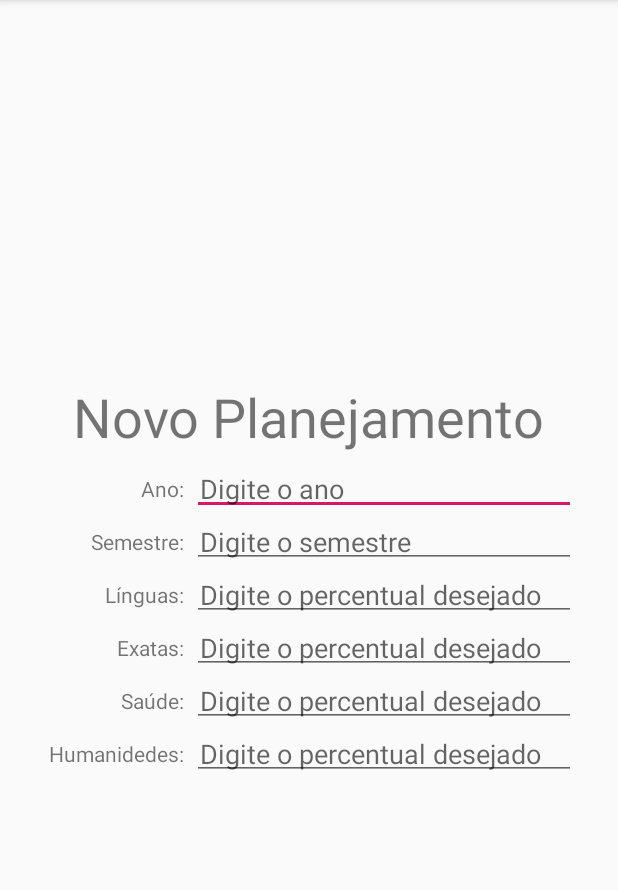
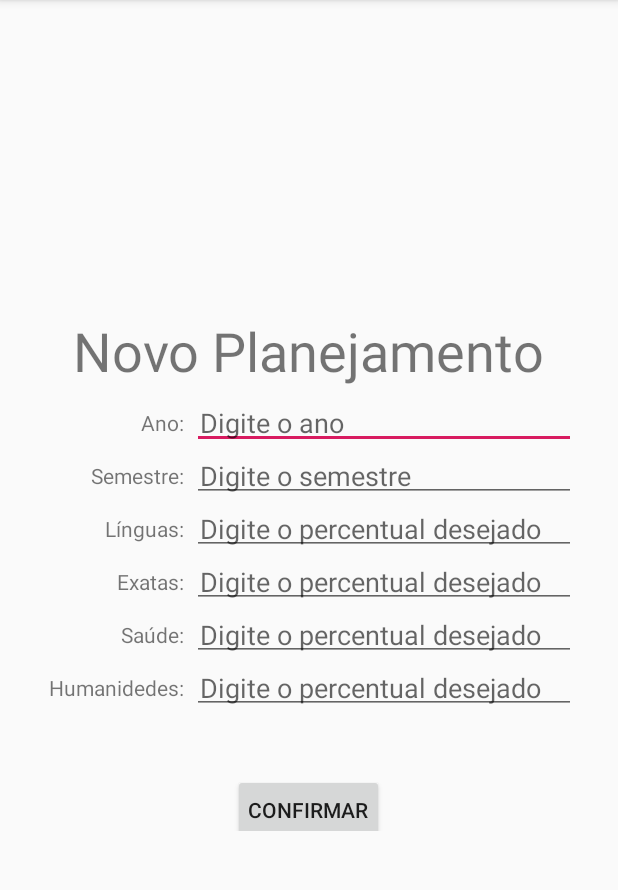
Before and after one commit to ufjf-dcc196/2019-1-dcc196-trb1-lucasmargato, an Android app: the screen it shows after launch (NovoPlanejamentoActivity), after a tap on "NOVO PLANEJAMENTO", on a phone screen of 412 x 824 dp, the part 84-974 px from its top. Run offline under Robolectric (Android 15) with nearby library versions, the phone set to English and light mode, and no system bars.

Commit message:
Layout melhorado;

```diff
--- a/app/src/main/java/br/ufjf/a2019_1_dcc196_trb1_lucasmargato/NovoPlanejamentoActivity.java
+++ b/app/src/main/java/br/ufjf/a2019_1_dcc196_trb1_lucasmargato/NovoPlanejamentoActivity.java
@@ -1,13 +1,45 @@
 package br.ufjf.a2019_1_dcc196_trb1_lucasmargato;
 
+import android.content.Intent;
 import android.support.v7.app.AppCompatActivity;
 import android.os.Bundle;
+import android.view.View;
+import android.widget.Button;
+import android.widget.EditText;
 
 public class NovoPlanejamentoActivity extends AppCompatActivity {
-
     @Override
     protected void onCreate(Bundle savedInstanceState) {
         super.onCreate(savedInstanceState);
         setContentView(R.layout.activity_novo_planejamento);
+
+        final EditText ano = findViewById(R.id.editNovoAno);
+        final EditText semestre = findViewById(R.id.editNovoSemestre);
+        final EditText linguas = findViewById(R.id.editNovoLinguas);
+        final EditText exatas = findViewById(R.id.editNovoExatas);
+        final EditText saude = findViewById(R.id.editNovoSaude);
+        final EditText humanidades = findViewById(R.id.editNovoHumanidades);
+        Button btnConfirmar = findViewById(R.id.buttonNovoConfirma);
+
+        btnConfirmar.setOnClickListener(new View.OnClickListener() {
+            @Override
+            public void onClick(View v) {
+                Intent resultado = new Intent();
+                Planejamento p = new Planejamento(
+                        Integer.parseInt(ano.getText().toString()),
+                        Integer.parseInt(semestre.getText().toString()),
+                        Integer.parseInt(linguas.getText().toString()),
+                        Integer.parseInt(exatas.getText().toString()),
+                        Integer.parseInt(saude.getText().toString()),
+                        Integer.parseInt(humanidades.getText().toString())
+                );
+
+                resultado.putExtra("novoPlanejamento", p);
+                setResult(RESULT_OK, resultado);
+                finish();
+            }
+        });
     }
+
+
 }
--- a/app/src/main/java/br/ufjf/a2019_1_dcc196_trb1_lucasmargato/PlanejamentosActivity.java
+++ b/app/src/main/java/br/ufjf/a2019_1_dcc196_trb1_lucasmargato/PlanejamentosActivity.java
@@ -1,7 +1,9 @@
 package br.ufjf.a2019_1_dcc196_trb1_lucasmargato;
 
 
+import android.app.Activity;
 import android.content.Intent;
+import android.support.annotation.Nullable;
 import android.support.v7.app.AppCompatActivity;
 import android.os.Bundle;
 import android.support.v7.widget.LinearLayoutManager;
@@ -14,6 +16,9 @@ import java.util.ArrayList;
 import java.util.List;
 
 public class PlanejamentosActivity extends AppCompatActivity {
+
+    public static final int NOVO_PLANEJAMENTO = 1;
+    PlanejamentoAdapter adapter;
 
     public List<Planejamento> plans = new ArrayList<Planejamento>(){{
         add(new Planejamento(2018, 1, 25, 25, 25, 25));
@@ -28,7 +33,7 @@ public class PlanejamentosActivity extends AppCompatActivity {
         Button btnNovo = findViewById(R.id.buttonNovo);
 
 
-        PlanejamentoAdapter adapter = new PlanejamentoAdapter(this.plans);
+        adapter  = new PlanejamentoAdapter(this.plans);
         rv.setAdapter(adapter);
         rv.setLayoutManager(new LinearLayoutManager(this));
 
@@ -43,8 +48,22 @@ public class PlanejamentosActivity extends AppCompatActivity {
             @Override
             public void onClick(View v) {
                 Intent intent = new Intent(PlanejamentosActivity.this, NovoPlanejamentoActivity.class);
-                startActivity(intent);
+                startActivityForResult(intent, NOVO_PLANEJAMENTO);
             }
         });
     }
+
+    @Override
+    protected void onActivityResult(int requestCode, int resultCode, @Nullable Intent data) {
+        if (resultCode == Activity.RESULT_OK && data != null) {
+            switch (requestCode) {
+                case NOVO_PLANEJAMENTO:
+                    plans.add((Planejamento) data.getParcelableExtra("novoPlanejamento"));
+                    adapter.notifyDataSetChanged();
+                    break;
+                default:
+                    break;
+            }
+        }
+    }
 }
--- a/app/src/main/res/layout/activity_novo_planejamento.xml
+++ b/app/src/main/res/layout/activity_novo_planejamento.xml
@@ -13,7 +13,7 @@
         android:gravity="center">
 
         <TextView
-            android:id="@+id/labelNovoTitulo"
+            android:id="@+id/textNovoTitulo"
             android:layout_width="match_parent"
             android:layout_height="60dp"
             android:layout_span="2"
@@ -31,19 +31,20 @@
 
         <TextView
             android:layout_gravity="right|center"
-            android:id="@+id/labelNovoAno"
+            android:id="@+id/textNovoAno"
             android:layout_width="wrap_content"
             android:layout_height="wrap_content"
             android:padding="5dp"
             android:text="Ano:" />
 
         <EditText
-            android:id="@+id/textNovoAno"
+            android:id="@+id/editNovoAno"
             android:layout_width="wrap_content"
             android:layout_height="wrap_content"
             android:layout_gravity="left|center"
             android:ems="12"
             android:hint="Digite o ano"
+            android:inputType="number"
             android:padding="5dp" />
 
     </TableRow>
@@ -54,7 +55,7 @@
 
         <TextView
             android:layout_gravity="right|center"
-            android:id="@+id/labelNovoSemestre"
+            android:id="@+id/textNovoSemestre"
             android:layout_width="wrap_content"
             android:layout_height="wrap_content"
             android:padding="5dp"
@@ -62,11 +63,12 @@
 
         <EditText
             android:layout_gravity="left|center"
-            android:id="@+id/textNovoSemestre"
+            android:id="@+id/editNovoSemestre"
             android:layout_width="wrap_content"
             android:layout_height="wrap_content"
             android:padding="5dp"
             android:ems="12"
+            android:inputType="number"
             android:hint="Digite o semestre" />
 
     </TableRow>
@@ -76,7 +78,7 @@
         android:gravity="center">
 
         <TextView
-            android:id="@+id/labelNovoLinguas"
+            android:id="@+id/textNovoLinguas"
             android:layout_width="wrap_content"
             android:layout_height="wrap_content"
             android:layout_gravity="right|center"
@@ -84,11 +86,12 @@
             android:text="Línguas:" />
 
         <EditText
-            android:id="@+id/textNovoLinguas"
+            android:id="@+id/editNovoLinguas"
             android:layout_width="match_parent"
             android:layout_height="wrap_content"
             android:layout_gravity="left|center"
             android:ems="12"
+            android:inputType="number"
             android:hint="Digite o percentual desejado"
             android:padding="5dp" />
 
@@ -100,7 +103,7 @@
 
         <TextView
             android:layout_gravity="right|center"
-            android:id="@+id/labelNovoExatas"
+            android:id="@+id/textNovoExatas"
             android:layout_width="wrap_content"
             android:layout_height="wrap_content"
             android:padding="5dp"
@@ -108,11 +111,12 @@
 
         <EditText
             android:layout_gravity="left|center"
-            android:id="@+id/textNovoExatas"
+            android:id="@+id/editNovoExatas"
             android:layout_width="wrap_content"
             android:layout_height="wrap_content"
             android:padding="5dp"
             android:ems="12"
+            android:inputType="number"
             android:hint="Digite o percentual desejado" />
 
     </TableRow>
@@ -123,7 +127,7 @@
 
         <TextView
             android:layout_gravity="right|center"
-            android:id="@+id/labelNovoSaude"
+            android:id="@+id/textNovoSaude"
             android:layout_width="wrap_content"
             android:layout_height="wrap_content"
             android:padding="5dp"
@@ -131,11 +135,12 @@
 
         <EditText
             android:layout_gravity="left|center"
-            android:id="@+id/textNovoSaude"
+            android:id="@+id/editNovoSaude"
             android:layout_width="wrap_content"
             android:layout_height="wrap_content"
             android:padding="5dp"
             android:ems="12"
+            android:inputType="number"
             android:hint="Digite o percentual desejado" />
 
     </TableRow>
@@ -146,7 +151,7 @@
 
         <TextView
             android:layout_gravity="right|center"
-            android:id="@+id/labelNovoHumanidades"
+            android:id="@+id/textNovoHumanidades"
             android:layout_width="wrap_content"
             android:layout_height="wrap_content"
             android:padding="5dp"
@@ -154,13 +159,29 @@
 
         <EditText
             android:layout_gravity="left|center"
-            android:id="@+id/textNovoHumanidades"
+            android:id="@+id/editNovoHumanidades"
             android:layout_width="wrap_content"
             android:layout_height="wrap_content"
             android:padding="5dp"
             android:ems="12"
+            android:inputType="number"
             android:hint="Digite o percentual desejado" />
 
     </TableRow>
 
+    <TableRow
+        android:layout_width="match_parent"
+        android:gravity="center"
+        android:padding="10dp">
+
+        <Button
+            android:id="@+id/buttonNovoConfirma"
+            android:text="Confirmar"
+            android:padding="5dp"
+            android:layout_marginTop="20dp"
+            android:layout_width="wrap_content"
+            android:layout_height="wrap_content" />
+
+    </TableRow>
+
 </TableLayout>
```
Also changed, not shown: app/src/main/java/br/ufjf/a2019_1_dcc196_trb1_lucasmargato/Planejamento.java (+39 -1 lines), app/src/main/res/layout/activity_planejamentos.xml (+10 -7 lines).
